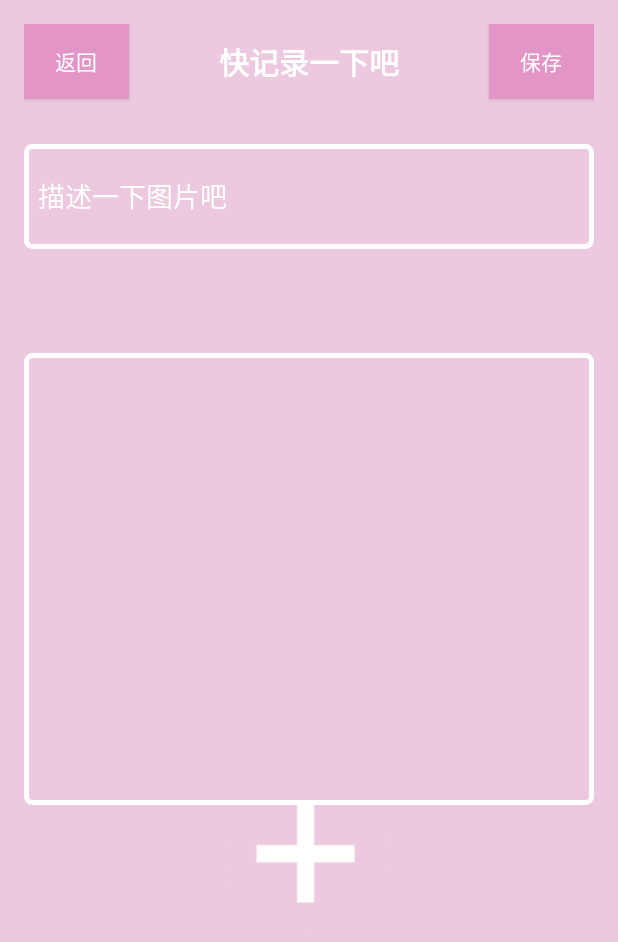
After one commit to shwjn515/TraceHUB, an Android app: the sharing screen opened directly, with no data from a screen before it, on a phone screen of 412 x 824 dp. The commit adds this screen. Shown: the top 942 px of the screen. Run offline under Robolectric (Android 15) with nearby library versions, the phone set to English and light mode, and no system bars.

Commit message:
上传界面1.0

```diff
--- a/app/src/main/AndroidManifest.xml
+++ b/app/src/main/AndroidManifest.xml
@@ -41,11 +41,10 @@
     <!-- 在SDCard中创建与删除文件权限 -->
     <uses-permission android:name="android.permission.MOUNT_UNMOUNT_FILESYSTEMS"
         tools:ignore="ProtectedPermissions" />
-
     <!--照相机权限-->
     <uses-permission android:name="android.permission.CAMERA"/>
     <uses-feature android:name="android.hardware.camera" android:required="true" />
-    <uses-permission android:name="android.permission.CAMERA"/>
+    <uses-permission android:name="android.permission.READ_EXTERNAL_STORAGE" />
 
 
     <application
@@ -92,6 +91,8 @@
         <activity android:name=".ui.upload.Camera" />
         <activity android:name=".ui.upload.Albums" />
         <activity android:name=".ui.upload.mainup" />
+        <activity android:name=".ui.dashboard.sharing" />
+
         <provider
             android:name="androidx.core.content.FileProvider"
             android:authorities="com.example.lenovo.cameraalbumtest.fileprovider"
--- a/app/src/main/java/edu/scse/tracehub/ui/home/HomeFragment.java
+++ b/app/src/main/java/edu/scse/tracehub/ui/home/HomeFragment.java
@@ -80,7 +80,7 @@ public class HomeFragment extends Fragment implements LocationSource {
         homeViewModel = new ViewModelProvider(this).get(HomeViewModel.class);
         View root = inflater.inflate(R.layout.navigation_home, container, false);
         //列表，上传切换
-        final View view = inflater.inflate(R.layout.navigation_home, container, false);;
+        final View view = inflater.inflate(R.layout.navigation_home, container, false);
         mBtnInputFragment2 = view.findViewById(R.id.btn_list);
         mphoto =  view.findViewById(R.id.btn_shangchuan);
         mBtnInputFragment2.setOnClickListener(new View.OnClickListener(){
--- /dev/null
+++ b/app/src/main/res/layout/shangchuan2.xml
@@ -0,0 +1,81 @@
+<?xml version="1.0" encoding="utf-8"?>
+<RelativeLayout xmlns:android="http://schemas.android.com/apk/res/android"
+    xmlns:tools="http://schemas.android.com/tools"
+    android:layout_width="match_parent"
+    android:layout_height="match_parent"
+    android:background="@color/saswell_pink"
+    android:paddingBottom="@dimen/activity_vertical_margin"
+    android:paddingLeft="@dimen/activity_horizontal_margin"
+    android:paddingRight="@dimen/activity_horizontal_margin"
+    android:paddingTop="@dimen/activity_vertical_margin">
+
+    <TextView
+        android:id="@+id/textView3"
+        android:layout_width="match_parent"
+        android:layout_height="50dp"
+        android:background="@color/saswell_pink"
+        android:gravity="center"
+        android:text="快记录一下吧"
+        android:textColor="@color/saswell_white"
+        android:textSize="20sp"
+        android:textStyle="bold"
+        tools:ignore="MissingConstraints" />
+    <Button
+        android:id="@+id/back2"
+        android:layout_width="70dp"
+        android:layout_height="50dp"
+        android:layout_alignParentStart="true"
+        android:layout_alignParentTop="true"
+        android:layout_marginTop="0dp"
+        android:background="@color/saswell_pink2"
+        android:text="返回"
+        android:textColor="@color/saswell_white"/>
+
+
+    <Button
+        android:id="@+id/baocun"
+        android:layout_width="70dp"
+        android:layout_height="50dp"
+        android:layout_alignRight="@id/textView3"
+        android:background="@color/saswell_pink2"
+        android:text="保存"
+        android:textColor="@color/saswell_white" />
+
+    <EditText
+        android:id="@+id/shuru"
+        android:layout_width="match_parent"
+        android:layout_height="70dp"
+        android:layout_alignParentStart="true"
+        android:layout_alignParentTop="true"
+        android:layout_alignParentEnd="true"
+        android:layout_marginStart="0dp"
+        android:layout_marginTop="80dp"
+        android:layout_marginEnd="0dp"
+        android:background="@drawable/biankuang"
+        android:text="  描述一下图片吧"
+        android:textColor="@color/saswell_white" />
+
+    <ImageView
+        android:id="@+id/ivCamera2"
+        android:layout_width="110dp"
+        android:layout_height="109dp"
+        android:layout_centerHorizontal="true"
+        android:layout_marginTop="500dp"
+        android:background="@drawable/th_jiahao"/>
+
+
+    <ImageView
+        android:id="@+id/ivPhoto2"
+        android:layout_width="395dp"
+        android:layout_height="226dp"
+        android:layout_alignParentStart="true"
+        android:layout_alignParentTop="true"
+        android:layout_alignParentEnd="true"
+        android:layout_alignParentBottom="true"
+        android:layout_marginStart="0dp"
+        android:layout_marginLeft="45dp"
+        android:layout_marginTop="219dp"
+        android:layout_marginEnd="0dp"
+        android:layout_marginBottom="271dp"
+        android:background="@drawable/biankuang" />
+</RelativeLayout>
--- a/build.gradle
+++ b/build.gradle
@@ -6,9 +6,6 @@ buildscript {
     }
     dependencies {
         classpath 'com.android.tools.build:gradle:4.2.0'
-
-        // NOTE: Do not place your application dependencies here; they belong
-        // in the individual module build.gradle files
     }
 }
 
```
Also changed, not shown: app/src/main/java/edu/scse/tracehub/ui/dashboard/DashboardFragment.java (+19 -2 lines), app/src/main/java/edu/scse/tracehub/ui/dashboard/sharing.java (added, +191 -0 lines).
